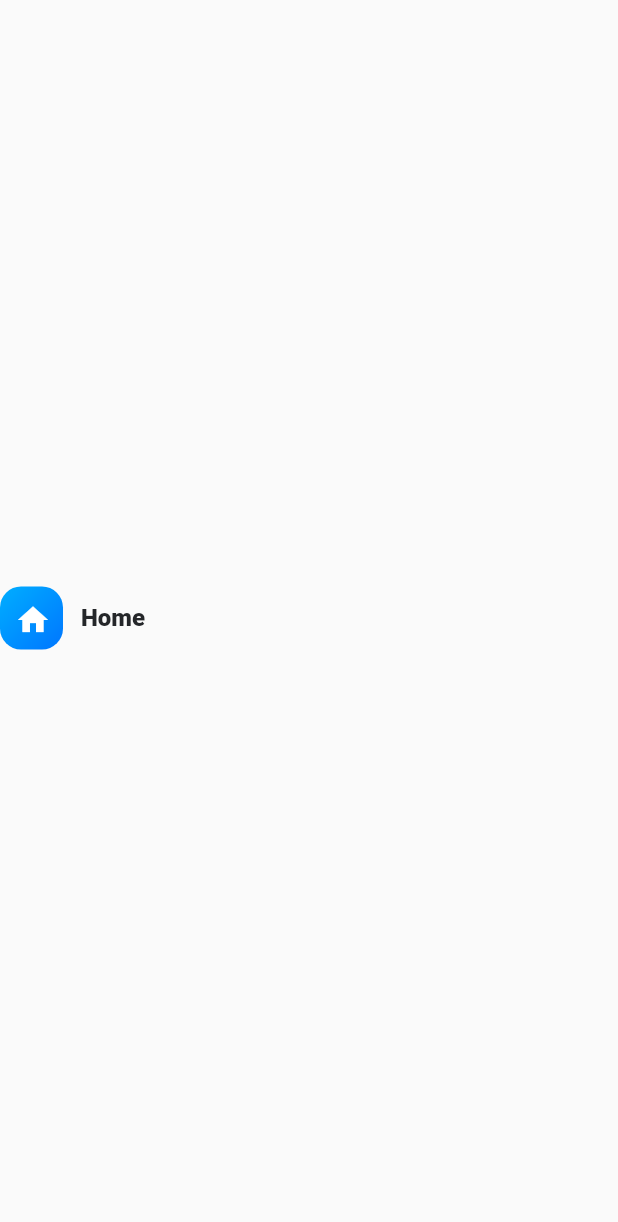
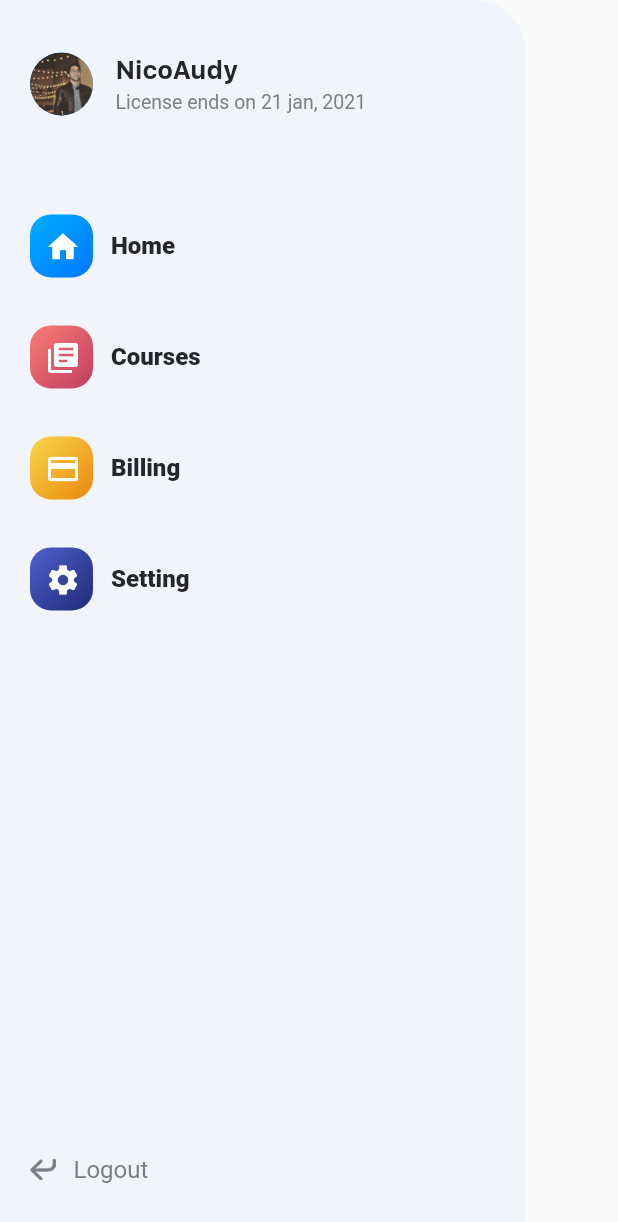
Before and after one commit to nicoaudy/designcode, a Flutter app: the screen it shows after launch, on a phone screen of 412 x 824 dp. Shown: the top 1222 px of the screen. Run offline on Flutter 3.47's test engine with Material 2 defaults, Android fonts, the phone set to English and light mode, and no system bars.

Commit message:
++ sidebar screens

```diff
--- a/lib/components/sidebar_row.dart
+++ b/lib/components/sidebar_row.dart
@@ -1,3 +1,4 @@
+import 'package:designcode/constants.dart';
 import 'package:designcode/models/sidebar.dart';
 import 'package:flutter/material.dart';
 
@@ -23,11 +24,7 @@ class SidebarRow extends StatelessWidget {
         Container(
           child: Text(
             item.title,
-            style: TextStyle(
-              fontSize: 16.0,
-              fontWeight: FontWeight.w800,
-              color: Color(0xFF242629),
-            ),
+            style: kCalloutLabelStyle,
           ),
         )
       ],
--- a/lib/main.dart
+++ b/lib/main.dart
@@ -1,6 +1,5 @@
 import 'package:flutter/material.dart';
-import 'package:designcode/components/sidebar_row.dart';
-import 'package:designcode/models/sidebar.dart';
+import 'package:designcode/screens/sidebar_screen.dart';
 
 void main() {
   runApp(MyApp());
@@ -12,9 +11,7 @@ class MyApp extends StatelessWidget {
     return MaterialApp(
       debugShowCheckedModeBanner: false,
       home: Scaffold(
-        body: Center(
-          child: SidebarRow(item: sidebarItems[0],)
-        ),
+        body: SidebarScreen(),
       ),
     );
   }
--- /dev/null
+++ b/lib/screens/sidebar_screen.dart
@@ -0,0 +1,78 @@
+import 'package:flutter/material.dart';
+import 'package:designcode/constants.dart';
+import 'package:designcode/models/sidebar.dart';
+import 'package:designcode/components/sidebar_row.dart';
+
+class SidebarScreen extends StatelessWidget {
+  @override
+  Widget build(BuildContext context) {
+    return Container(
+      decoration: BoxDecoration(
+          color: kSidebarBackgroundColor,
+          borderRadius: BorderRadius.only(
+              topRight: Radius.circular(34.0)
+          )
+      ),
+      height: MediaQuery.of(context).size.height,
+      width: MediaQuery.of(context).size.width * 0.85,
+      padding: EdgeInsets.symmetric(
+          vertical: 35.0,
+          horizontal: 20.0
+      ),
+      child: SafeArea(
+        child: Column(
+          children: [
+            Row(
+              children: [
+                CircleAvatar(
+                  backgroundImage: AssetImage('asset/images/profile.jpg'),
+                  radius: 21.0,
+                ),
+                SizedBox(width: 15),
+                Column(
+                  crossAxisAlignment: CrossAxisAlignment.start,
+                  children: [
+                    Text(
+                        "NicoAudy",
+                        style: kHeadlineLabelStyle
+                    ),
+                    SizedBox(height: 4),
+                    Text(
+                      "License ends on 21 jan, 2021",
+                      style: kSearchPlaceholderStyle,
+                    )
+                  ],
+                )
+              ],
+            ),
+            SizedBox(height: MediaQuery.of(context).size.height * 0.08),
+            SidebarRow(
+                item: sidebarItems[0]
+            ),
+            SizedBox(height: 32.0),
+            SidebarRow(
+                item: sidebarItems[1]
+            ),
+            SizedBox(height: 32.0),
+            SidebarRow(
+                item: sidebarItems[2]
+            ),
+            SizedBox(height: 32.0),
+            SidebarRow(
+                item: sidebarItems[3]
+            ),
+            SizedBox(height: 32.0),
+            Spacer(),
+            Row(
+              children: [
+                Image.asset('asset/icons/icon-logout.png', width: 17.0),
+                SizedBox(width: 12.0),
+                Text("Logout", style: kSecondaryCalloutLabelStyle),
+              ],
+            )
+          ],
+        ),
+      ),
+    );
+  }
+}
```
